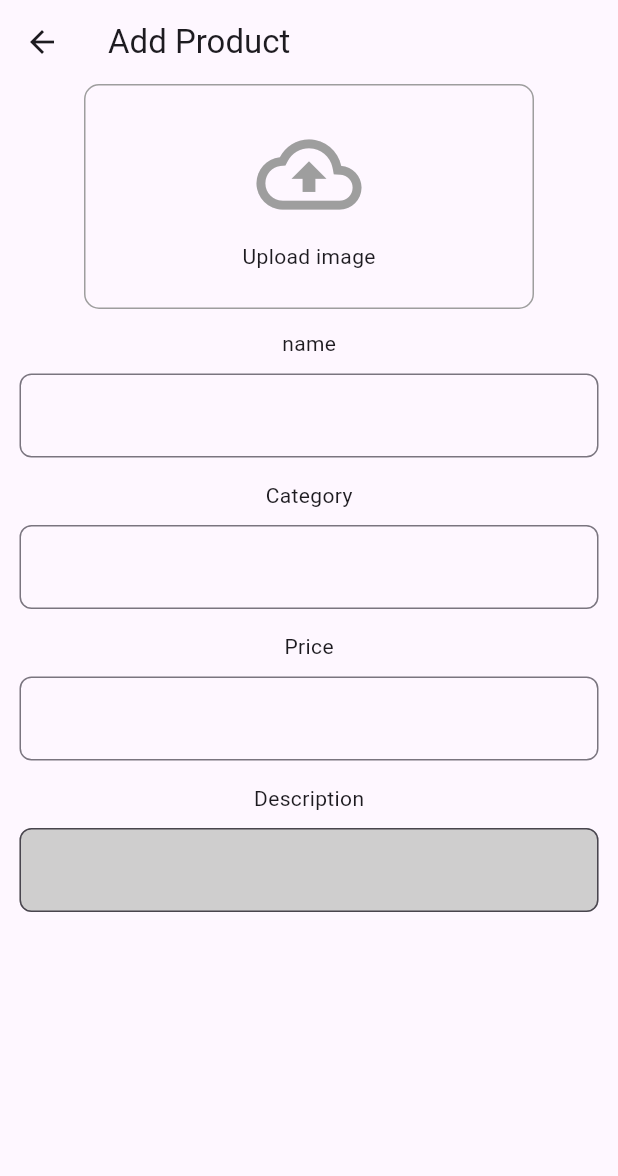
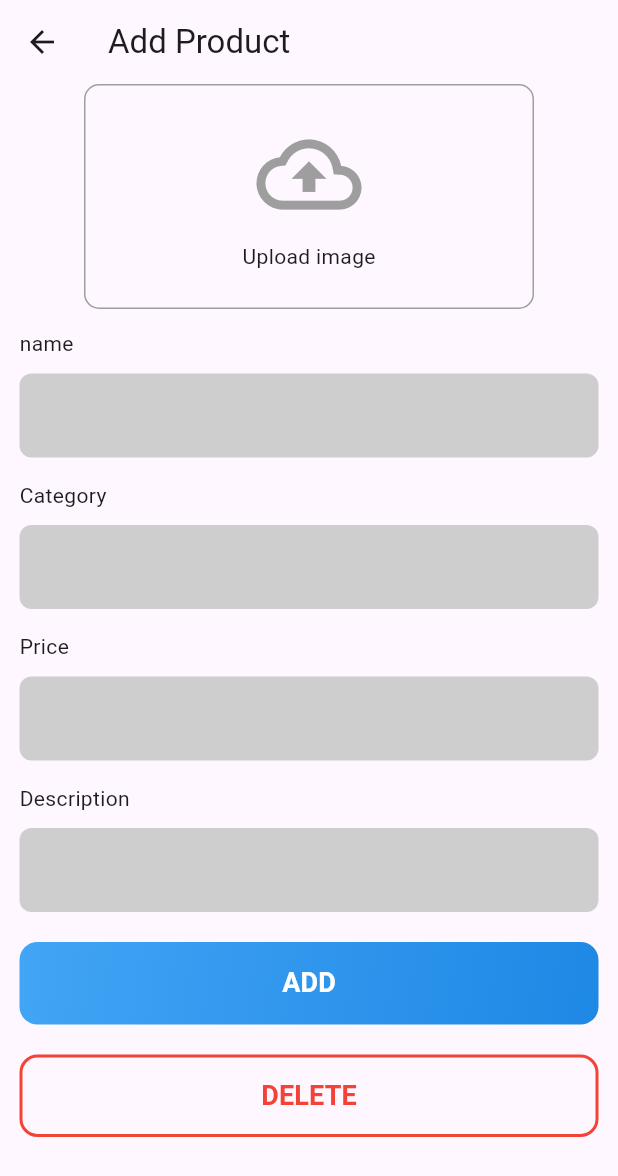
Before and after one commit to tsitiii/2025-project-phase-mobile-tasks, a Flutter app: the Addproduct screen opened directly, on a phone screen of 412 x 824 dp. Shown: the top 1176 px of the screen. Run offline on Flutter 3.47's test engine with Material 3 defaults, Android fonts, the light colour scheme and no system bars; our stand-ins replace image_picker.

Commit message:
some UI update and image picker

```diff
--- a/on-boarding/ecommerce_app/lib/addProduct.dart
+++ b/on-boarding/ecommerce_app/lib/addProduct.dart
@@ -67,15 +67,20 @@ class _AddproductState extends State<Addproduct> {
               child: Padding(
                 padding: const EdgeInsets.all(13.0),
                 child: Column(
+                  // crossAxisAlignment: CrossAxisAlignment.start,
                   children: [
                     Column(
+                      crossAxisAlignment: CrossAxisAlignment.start,
                       children: [
                         Text("name"),
                         const SizedBox(height: 10),
                         TextFormField(
                           decoration: InputDecoration(
+                            fillColor: const Color.fromARGB(255, 207, 206, 206),
+                            filled: true,
                             border: OutlineInputBorder(
                               borderRadius: BorderRadius.circular(8),
+                              borderSide: BorderSide.none,
                             ),
                           ),
                         ),
@@ -83,13 +88,17 @@ class _AddproductState extends State<Addproduct> {
                     ),
                     const SizedBox(height: 15),
                     Column(
+                      crossAxisAlignment: CrossAxisAlignment.start,
                       children: [
                         Text("Category"),
                         const SizedBox(height: 10),
                         TextFormField(
                           decoration: InputDecoration(
+                            fillColor: const Color.fromARGB(255, 207, 206, 206),
+                            filled: true,
                             border: OutlineInputBorder(
                               borderRadius: BorderRadius.circular(8),
+                              borderSide: BorderSide.none,
                             ),
                           ),
                         ),
@@ -97,13 +106,17 @@ class _AddproductState extends State<Addproduct> {
                     ),
                     const SizedBox(height: 15),
                     Column(
+                      crossAxisAlignment: CrossAxisAlignment.start,
                       children: [
                         Text("Price"),
                         const SizedBox(height: 10),
                         TextFormField(
                           decoration: InputDecoration(
+                            fillColor: const Color.fromARGB(255, 207, 206, 206),
+                            filled: true,
                             border: OutlineInputBorder(
                               borderRadius: BorderRadius.circular(8),
+                              borderSide: BorderSide.none,
                             ),
                           ),
                         ),
@@ -111,6 +124,7 @@ class _AddproductState extends State<Addproduct> {
                     ),
                     const SizedBox(height: 15),
                     Column(
+                      crossAxisAlignment: CrossAxisAlignment.start,
                       children: [
                         Text("Description", style: TextStyle()),
                         const SizedBox(height: 10),
@@ -120,10 +134,71 @@ class _AddproductState extends State<Addproduct> {
                             filled: true,
                             border: OutlineInputBorder(
                               borderRadius: BorderRadius.circular(8),
+                              borderSide: BorderSide.none,
                             ),
                           ),
                         ),
                       ],
+                    ),
+                    const SizedBox(height: 20),
+                    Container(
+                      width: double.infinity,
+                      height: 55,
+                      decoration: BoxDecoration(
+                        gradient: LinearGradient(
+                          colors: [Colors.blue[400]!, Colors.blue[600]!],
+                          begin: Alignment.topLeft,
+                          end: Alignment.bottomRight,
+                        ),
+                        borderRadius: BorderRadius.circular(12),
+                      ),
+                      child: ElevatedButton(
+                        onPressed: () {},
+                        style: ElevatedButton.styleFrom(
+                          backgroundColor: Colors.transparent,
+                          shadowColor: Colors.transparent,
+                          shape: RoundedRectangleBorder(
+                            borderRadius: BorderRadius.circular(12),
+                          ),
+                        ),
+                        child: Text(
+                          "ADD",
+                          style: TextStyle(
+                            color: Colors.white,
+                            fontSize: 18,
+                            fontWeight: FontWeight.bold,
+                          ),
+                        ),
+                      ),
+                    ),
+                    const SizedBox(height: 20),
+                    Container(
+                      width: double.infinity,
+                      height: 55,
+                      decoration: BoxDecoration(
+                        border: Border.all(color: Colors.red, width: 2),
+                        borderRadius: BorderRadius.circular(12),
+                      ),
+                      child: ElevatedButton(
+                        onPressed: () {
+                          // Handle delete logic here
+                        },
+                        style: ElevatedButton.styleFrom(
+                          backgroundColor: Colors.transparent,
+                          shadowColor: Colors.transparent,
+                          shape: RoundedRectangleBorder(
+                            borderRadius: BorderRadius.circular(12),
+                          ),
+                        ),
+                        child: Text(
+                          "DELETE",
+                          style: TextStyle(
+                            color: Colors.red,
+                            fontSize: 18,
+                            fontWeight: FontWeight.bold,
+                          ),
+                        ),
+                      ),
                     ),
                   ],
                 ),
--- a/on-boarding/ecommerce_app/lib/product.dart
+++ b/on-boarding/ecommerce_app/lib/product.dart
@@ -1,3 +1,4 @@
+import 'package:ecommerce_app/addProduct.dart';
 import 'package:ecommerce_app/productDetail.dart';
 import 'package:flutter/material.dart';
 
@@ -262,12 +263,14 @@ class Product extends StatelessWidget {
       ),
       floatingActionButton: FloatingActionButton(
         onPressed: () {
-          print("FAB tapped!");
-          // Add your functionality here
+          Navigator.push(
+            context,
+            MaterialPageRoute(builder: (context) => Addproduct()),
+          );
         },
         backgroundColor: Colors.blueAccent,
         foregroundColor: Colors.white,
-        shape: CircleBorder(), // This ensures perfect circular shape
+        shape: CircleBorder(),
         child: Icon(Icons.add),
       ),
     );
--- a/on-boarding/ecommerce_app/pubspec.yaml
+++ b/on-boarding/ecommerce_app/pubspec.yaml
@@ -34,6 +34,7 @@ dependencies:
   # The following adds the Cupertino Icons font to your application.
   # Use with the CupertinoIcons class for iOS style icons.
   cupertino_icons: ^1.0.8
+  image_picker: ^1.1.2
 
 dev_dependencies:
   flutter_test:
```
